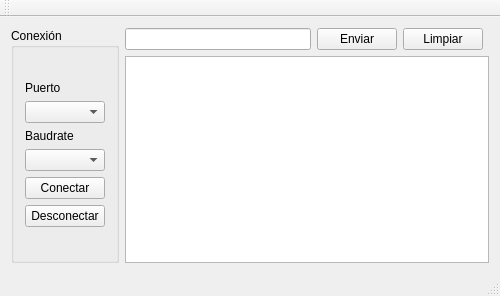
The window that mainwindow.ui (micheldavalos/Arduino_GUI) describes before a commit, drawn with Qt 5.
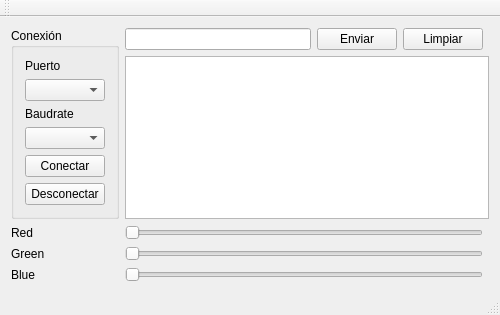
The same window after the commit.

Commit message: envia desde los sliders

What changed in the file:
```diff
--- a/mainwindow.ui
+++ b/mainwindow.ui
@@ -17,16 +17,51 @@
    <layout class="QGridLayout" name="gridLayout_2">
     <item row="0" column="0">
      <layout class="QGridLayout" name="gridLayout">
-      <item row="0" column="1">
-       <widget class="QLineEdit" name="lineEditEnviar"/>
+      <item row="2" column="2" colspan="3">
+       <widget class="QSlider" name="horizontalSlider">
+        <property name="orientation">
+         <enum>Qt::Horizontal</enum>
+        </property>
+       </widget>
       </item>
-      <item row="1" column="1" colspan="4">
+      <item row="4" column="0">
+       <widget class="QLabel" name="label_5">
+        <property name="text">
+         <string>Blue</string>
+        </property>
+       </widget>
+      </item>
+      <item row="3" column="2" colspan="3">
+       <widget class="QSlider" name="horizontalSlider_green">
+        <property name="orientation">
+         <enum>Qt::Horizontal</enum>
+        </property>
+       </widget>
+      </item>
+      <item row="1" column="2" colspan="4">
        <widget class="QPlainTextEdit" name="plainTextEditRespuesta">
         <property name="centerOnScroll">
          <bool>false</bool>
         </property>
        </widget>
       </item>
+      <item row="0" column="2">
+       <widget class="QLineEdit" name="lineEditEnviar"/>
+      </item>
+      <item row="0" column="3">
+       <widget class="QPushButton" name="botonEnviar">
+        <property name="text">
+         <string>Enviar</string>
+        </property>
+       </widget>
+      </item>
+      <item row="0" column="4">
+       <widget class="QPushButton" name="pushButton">
+        <property name="text">
+         <string>Limpiar</string>
+        </property>
+       </widget>
+      </item>
       <item row="0" column="0" rowspan="2">
        <widget class="QGroupBox" name="groupBox">
         <property name="title">
@@ -100,17 +135,24 @@
         </layout>
        </widget>
       </item>
-      <item row="0" column="3">
-       <widget class="QPushButton" name="pushButton">
+      <item row="3" column="0">
+       <widget class="QLabel" name="label_4">
         <property name="text">
-         <string>Limpiar</string>
+         <string>Green</string>
         </property>
        </widget>
       </item>
-      <item row="0" column="2">
-       <widget class="QPushButton" name="botonEnviar">
+      <item row="2" column="0">
+       <widget class="QLabel" name="label_3">
         <property name="text">
-         <string>Enviar</string>
+         <string>Red</string>
+        </property>
+       </widget>
+      </item>
+      <item row="4" column="2" colspan="3">
+       <widget class="QSlider" name="horizontalSlider_blue">
+        <property name="orientation">
+         <enum>Qt::Horizontal</enum>
         </property>
        </widget>
       </item>
```
The commit also changes 3 other files.
